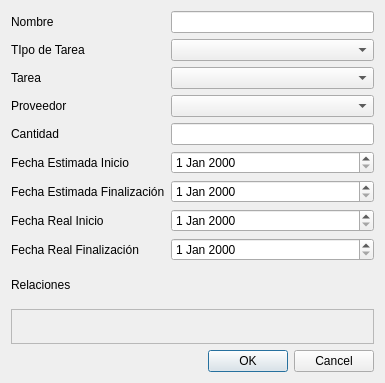
The window that mksPlanner/views/dlgeditexecutiontask.ui (diegowald/mksPlanner) describes before a commit, drawn with Qt 5.
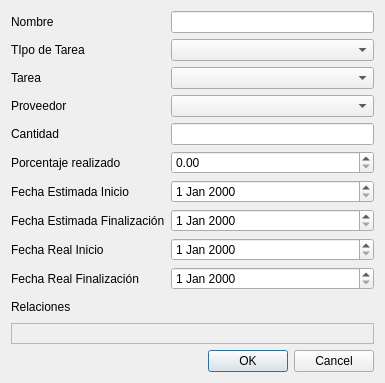
The same window after the commit.

The edit to the form file:
```diff
--- a/mksPlanner/views/dlgeditexecutiontask.ui
+++ b/mksPlanner/views/dlgeditexecutiontask.ui
@@ -81,7 +81,7 @@
      <item row="4" column="1">
       <widget class="QLineEdit" name="txtCantidad"/>
      </item>
-     <item row="5" column="0">
+     <item row="6" column="0">
       <widget class="QLabel" name="label_5">
        <property name="text">
         <string>Fecha Estimada Inicio</string>
@@ -91,10 +91,10 @@
        </property>
       </widget>
      </item>
-     <item row="5" column="1">
+     <item row="6" column="1">
       <widget class="QDateEdit" name="dateFechaEstimadaInicio"/>
      </item>
-     <item row="6" column="0">
+     <item row="7" column="0">
       <widget class="QLabel" name="label_6">
        <property name="text">
         <string>Fecha Estimada Finalización</string>
@@ -104,29 +104,39 @@
        </property>
       </widget>
      </item>
-     <item row="6" column="1">
+     <item row="7" column="1">
       <widget class="QDateEdit" name="dateFechaEstimadaFinalizacion"/>
      </item>
-     <item row="7" column="0">
+     <item row="8" column="0">
       <widget class="QLabel" name="label_8">
        <property name="text">
         <string>Fecha Real Inicio</string>
        </property>
       </widget>
      </item>
-     <item row="8" column="0">
+     <item row="9" column="0">
       <widget class="QLabel" name="label_10">
        <property name="text">
         <string>Fecha Real Finalización</string>
        </property>
       </widget>
      </item>
-     <item row="7" column="1">
-      <widget class="QDateEdit" name="dateFechaRealInicio"/>
-     </item>
      <item row="8" column="1">
+      <widget class="QDateEdit" name="dateFechaRealInicio"/>
+     </item>
+     <item row="9" column="1">
       <widget class="QDateEdit" name="dateFecharealFinalizacion"/>
      </item>
+     <item row="5" column="0">
+      <widget class="QLabel" name="PorcetnajeRealizado">
+       <property name="text">
+        <string>Porcentaje realizado</string>
+       </property>
+      </widget>
+     </item>
+     <item row="5" column="1">
+      <widget class="QDoubleSpinBox" name="spinPct"/>
+     </item>
     </layout>
    </item>
    <item>
```
